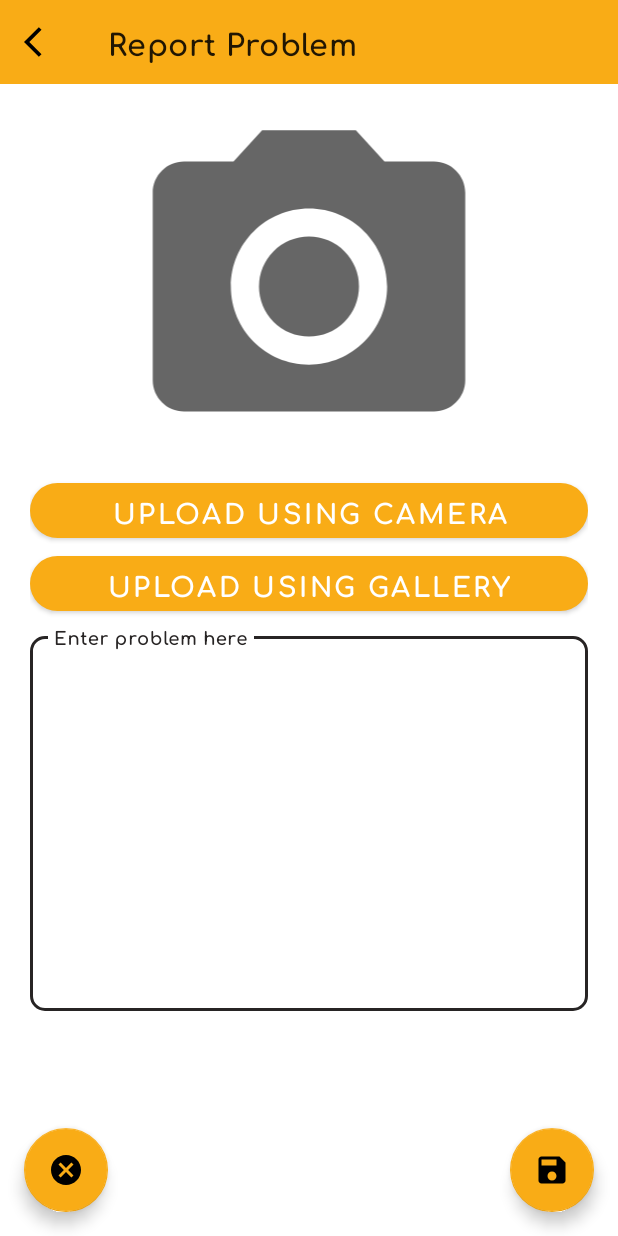
After one commit to diogo-mota99/FixityApp, an Android app: the ReportActivity screen opened directly, with no data from a screen before it, on a phone screen of 412 x 824 dp. The commit adds this screen. Run offline under Robolectric (Android 15) with nearby library versions, the phone set to English and light mode, and no system bars; pictures from the network do not load.

Commit message:
Camera And Galler Access

```diff
--- a/app/src/main/java/ipvc/estg/fixity/MapsActivity.kt
+++ b/app/src/main/java/ipvc/estg/fixity/MapsActivity.kt
@@ -136,6 +136,11 @@ class MapsActivity : AppCompatActivity(), OnMapReadyCallback {
 
         buttonReport.setOnClickListener {
             //OPEN SOMETHING TO REPORT PROBLEM
+            val intentReport = Intent(
+                this@MapsActivity,
+                ReportActivity::class.java
+            )
+            startActivity(intentReport)
         }
     }
 
--- /dev/null
+++ b/app/src/main/java/ipvc/estg/fixity/ReportActivity.kt
@@ -0,0 +1,152 @@
+package ipvc.estg.fixity
+
+import android.Manifest
+import android.content.Intent
+import android.content.pm.PackageManager
+import android.graphics.Bitmap
+import android.net.Uri
+import android.os.Build
+import android.os.Bundle
+import android.provider.MediaStore
+import android.view.MenuItem
+import android.widget.Button
+import android.widget.EditText
+import android.widget.ImageView
+import androidx.appcompat.app.AlertDialog
+import androidx.appcompat.app.AppCompatActivity
+import androidx.core.app.ActivityCompat
+import androidx.core.content.ContextCompat
+import com.google.android.material.floatingactionbutton.FloatingActionButton
+
+
+class ReportActivity : AppCompatActivity() {
+
+    private val cameraRequest = 1888
+    private val galleryRequest = 1001;
+    private val imageChoose = 1000;
+    private var imageUri: Uri? = null
+
+    lateinit var imageView: ImageView
+
+
+    override fun onCreate(savedInstanceState: Bundle?) {
+        super.onCreate(savedInstanceState)
+        setContentView(R.layout.activity_report)
+
+        setSupportActionBar(findViewById(R.id.toolbar))
+
+        // calling the action bar
+        val actionBar = supportActionBar
+
+        if (actionBar != null) {
+
+            // Customize the back button
+            actionBar.setHomeAsUpIndicator(R.drawable.ic_baseline_arrow_back_24)
+
+            // showing the back button in action bar
+            actionBar.setDisplayHomeAsUpEnabled(true)
+
+            // Set toolbar title/app title
+            actionBar.setTitle(R.string.report_problem)
+        }
+
+        val buttonSave = findViewById<FloatingActionButton>(R.id.button_addProblem)
+        val buttonCancel = findViewById<FloatingActionButton>(R.id.button_cancelAddProblem)
+        val buttonCamera = findViewById<Button>(R.id.btn_uploadFromCam)
+        val buttonGallery = findViewById<Button>(R.id.btn_uploadFromGallery)
+        imageView = findViewById(R.id.imageUpload)
+        val txtProblem = findViewById<EditText>(R.id.addProblemReport)
+
+
+        buttonCamera.setOnClickListener {
+            if (ActivityCompat.shouldShowRequestPermissionRationale(
+                    this@ReportActivity,
+                    Manifest.permission.CAMERA
+                )
+            ) {
+                val builder = AlertDialog.Builder(this@ReportActivity)
+                builder.setPositiveButton(R.string.ok) { _, _ ->
+                    ActivityCompat.requestPermissions(
+                        this,
+                        arrayOf(Manifest.permission.CAMERA),
+                        cameraRequest
+                    )
+                }
+                builder.setNegativeButton(R.string.cancel) { _, _ ->
+                }
+                builder.setTitle("Permission needed")
+                builder.setMessage("This permission is needed to report problems!")
+                builder.create().show()
+
+
+            } else {
+                ActivityCompat.requestPermissions(
+                    this,
+                    arrayOf(Manifest.permission.CAMERA),
+                    cameraRequest
+                )
+            }
+
+            if(ContextCompat.checkSelfPermission(this@ReportActivity, Manifest.permission.CAMERA) == PackageManager.PERMISSION_GRANTED) {
+                val cameraIntent = Intent(MediaStore.ACTION_IMAGE_CAPTURE)
+                startActivityForResult(cameraIntent, cameraRequest)
+            }
+        }
+
+        buttonGallery.setOnClickListener {
+            if (Build.VERSION.SDK_INT >= Build.VERSION_CODES.M) {
+                if (checkSelfPermission(Manifest.permission.READ_EXTERNAL_STORAGE) != PackageManager.PERMISSION_GRANTED) {
+                    val permissions = arrayOf(Manifest.permission.READ_EXTERNAL_STORAGE)
+                    requestPermissions(permissions, galleryRequest)
+                } else {
+                    val intent = Intent(Intent.ACTION_PICK)
+                    intent.type = "image/*"
+                    startActivityForResult(intent, imageChoose)
+                }
+            } else {
+                val intent = Intent(Intent.ACTION_PICK)
+                intent.type = "image/*"
+                startActivityForResult(intent, imageChoose)
+            }
+        }
+
+        buttonCancel.setOnClickListener {
+            finish()
+        }
+
+        buttonSave.setOnClickListener {
+            //Toast.makeText(this, txtProblem.text, Toast.LENGTH_SHORT).show()
+        }
+    }
+
+    override fun onActivityResult(requestCode: Int, resultCode: Int, data: Intent?) {
+        super.onActivityResult(requestCode, resultCode, data)
+        if (resultCode != RESULT_CANCELED) {
+            if (requestCode == cameraRequest) {
+                val photo: Bitmap = data?.extras?.get("data") as Bitmap
+                imageView.setImageBitmap(photo)
+            }
+            if (requestCode == imageChoose) {
+                imageUri = data?.data
+                imageView.setImageURI(imageUri)
+            }
+        }
+    }
+
+    // this event will enable the back
+    // function to the button on press
+    override fun onOptionsItemSelected(item: MenuItem): Boolean {
+        when (item.itemId) {
+            android.R.id.home -> {
+                finish()
+                return true
+            }
+        }
+        return super.onOptionsItemSelected(item)
+    }
+
+    override fun onBackPressed() {
+        super.onBackPressed()
+        finish()
+    }
+}
--- a/app/src/main/res/drawable/ic_baseline_arrow_back_24.xml
+++ b/app/src/main/res/drawable/ic_baseline_arrow_back_24.xml
@@ -2,10 +2,10 @@
     android:width="24dp"
     android:height="24dp"
     android:autoMirrored="true"
-    android:tint="@color/white"
+    android:tint="@color/black"
     android:viewportWidth="24"
     android:viewportHeight="24">
     <path
-        android:fillColor="@android:color/white"
+        android:fillColor="@android:color/black"
         android:pathData="M11.67,3.87L9.9,2.1 0,12l9.9,9.9 1.77,-1.77L3.54,12z" />
 </vector>
--- /dev/null
+++ b/app/src/main/res/drawable/ic_baseline_photo_camera_24.xml
@@ -0,0 +1,13 @@
+<vector xmlns:android="http://schemas.android.com/apk/res/android"
+    android:width="24dp"
+    android:height="24dp"
+    android:viewportWidth="24"
+    android:viewportHeight="24"
+    android:tint="?attr/colorControlNormal">
+  <path
+      android:fillColor="@android:color/white"
+      android:pathData="M12,12m-3.2,0a3.2,3.2 0,1 1,6.4 0a3.2,3.2 0,1 1,-6.4 0"/>
+  <path
+      android:fillColor="@android:color/white"
+      android:pathData="M9,2L7.17,4L4,4c-1.1,0 -2,0.9 -2,2v12c0,1.1 0.9,2 2,2h16c1.1,0 2,-0.9 2,-2L22,6c0,-1.1 -0.9,-2 -2,-2h-3.17L15,2L9,2zM12,17c-2.76,0 -5,-2.24 -5,-5s2.24,-5 5,-5 5,2.24 5,5 -2.24,5 -5,5z"/>
+</vector>
--- /dev/null
+++ b/app/src/main/res/layout/activity_report.xml
@@ -0,0 +1,140 @@
+<?xml version="1.0" encoding="utf-8"?>
+<RelativeLayout xmlns:android="http://schemas.android.com/apk/res/android"
+    xmlns:app="http://schemas.android.com/apk/res-auto"
+    xmlns:tools="http://schemas.android.com/tools"
+    android:layout_width="match_parent"
+    android:layout_height="match_parent"
+    tools:context=".RegisterActivity">
+
+    <include
+        android:id="@+id/include"
+        layout="@layout/toolbar" />
+
+    <RelativeLayout
+        android:layout_width="wrap_content"
+        android:layout_height="match_parent"
+        android:layout_above="@+id/button_addProblem"
+        android:layout_below="@+id/include"
+        android:paddingLeft="20dp"
+        android:paddingRight="20dp">
+
+        <ImageView
+            android:id="@+id/imageUpload"
+            android:layout_width="fill_parent"
+            android:layout_height="250dp"
+            android:layout_alignParentStart="true"
+            android:layout_alignParentLeft="true"
+            android:layout_alignParentTop="true"
+            android:layout_alignParentEnd="true"
+            android:layout_alignParentRight="true"
+            android:layout_marginTop="10dp"
+            android:contentDescription="@string/uploadPhoto"
+            android:foregroundGravity="center"
+            android:src="@drawable/ic_baseline_photo_camera_24" />
+
+        <com.google.android.material.button.MaterialButton
+            android:id="@+id/btn_uploadFromCam"
+            android:layout_width="wrap_content"
+            android:layout_height="wrap_content"
+            android:layout_below="@+id/imageUpload"
+            android:layout_alignParentStart="true"
+            android:layout_alignParentLeft="true"
+            android:layout_alignParentEnd="true"
+            android:layout_alignParentRight="true"
+            android:layout_centerHorizontal="true"
+            android:fontFamily="@font/comfortaa_bold"
+            android:text="@string/upload_from_cam"
+            android:textColor="#fff"
+            android:textSize="18sp"
+            app:backgroundTint="#f9ac16"
+            app:cornerRadius="30dp"
+            app:drawableTint="@color/myBlack" />
+
+        <com.google.android.material.button.MaterialButton
+            android:id="@+id/btn_uploadFromGallery"
+            android:layout_width="wrap_content"
+            android:layout_height="wrap_content"
+            android:layout_below="@+id/btn_uploadFromCam"
+            android:layout_alignParentStart="true"
+            android:layout_alignParentLeft="true"
+            android:layout_alignParentEnd="true"
+            android:layout_alignParentRight="true"
+            android:fontFamily="@font/comfortaa_bold"
+            android:text="@string/upload_from_gallery"
+            android:textColor="#fff"
+            android:textSize="18sp"
+            app:backgroundTint="#f9ac16"
+            app:cornerRadius="30dp"
+            app:drawableTint="@color/myBlack" />
+
+        <com.google.android.material.textfield.TextInputLayout
+            android:id="@+id/reportProblemText"
+            style="@style/Widget.MaterialComponents.TextInputLayout.OutlinedBox"
+            android:layout_width="match_parent"
+            android:layout_height="wrap_content"
+            android:layout_below="@+id/btn_uploadFromGallery"
+            android:layout_marginTop="5dp"
+            android:fontFamily="@font/comfortaa_bold"
+            android:hint="@string/enter_problem_here"
+            android:inputType="textMultiLine"
+            android:shadowColor="@color/black"
+            android:textColor="@color/black"
+            android:textColorHint="@color/myBlack"
+            android:textSize="15sp"
+            app:boxCornerRadiusBottomEnd="10dp"
+            app:boxCornerRadiusBottomStart="10dp"
+            app:boxCornerRadiusTopEnd="10dp"
+            app:boxCornerRadiusTopStart="10dp"
+            app:boxStrokeColor="@color/myBlack"
+            app:hintTextColor="@color/myBlack">
+
+            <com.google.android.material.textfield.TextInputEditText
+                android:id="@+id/addProblemReport"
+                android:layout_width="match_parent"
+                android:layout_height="wrap_content"
+                android:minHeight="250dp"
+                android:textColor="@color/black" />
+        </com.google.android.material.textfield.TextInputLayout>
+
+
+    </RelativeLayout>
+
+    <com.google.android.material.floatingactionbutton.FloatingActionButton
+        android:id="@+id/button_addProblem"
+        android:layout_width="wrap_content"
+        android:layout_height="wrap_content"
+        android:layout_alignParentEnd="true"
+        android:layout_alignParentRight="true"
+        android:layout_alignParentBottom="true"
+        android:layout_marginStart="16dp"
+        android:layout_marginLeft="16dp"
+        android:layout_marginTop="16dp"
+        android:layout_marginEnd="16dp"
+        android:layout_marginRight="16dp"
+        android:layout_marginBottom="16dp"
+        android:contentDescription="@string/add_problem"
+        android:src="@drawable/ic_baseline_save_24"
+        app:backgroundTint="#f9ac16"
+        app:layout_constraintBottom_toBottomOf="parent"
+        app:layout_constraintEnd_toEndOf="parent" />
+
+    <com.google.android.material.floatingactionbutton.FloatingActionButton
+        android:id="@+id/button_cancelAddProblem"
+        android:layout_width="wrap_content"
+        android:layout_height="wrap_content"
+        android:layout_alignParentStart="true"
+        android:layout_alignParentLeft="true"
+        android:layout_alignParentBottom="true"
+        android:layout_marginStart="16dp"
+        android:layout_marginLeft="16dp"
+        android:layout_marginTop="16dp"
+        android:layout_marginEnd="16dp"
+        android:layout_marginRight="16dp"
+        android:layout_marginBottom="16dp"
+        android:contentDescription="@string/cancel_report"
+        android:src="@drawable/ic_baseline_cancel_24"
+        app:backgroundTint="#f9ac16"
+        app:layout_constraintBottom_toBottomOf="parent"
+        app:layout_constraintStart_toStartOf="parent" />
+
+</RelativeLayout>
--- a/app/src/main/res/values/strings.xml
+++ b/app/src/main/res/values/strings.xml
@@ -59,4 +59,10 @@
     <string name="settings">Settings</string>
     <string name="report_problem">Report Problem</string>
     <string name="menuMap">Menu Map</string>
+    <string name="uploadPhoto">Upload Photo</string>
+    <string name="upload_from_cam">Upload using camera</string>
+    <string name="upload_from_gallery">Upload using gallery</string>
+    <string name="enter_problem_here">Enter problem here</string>
+    <string name="add_problem" translatable="false">add problem</string>
+    <string name="cancel_report" translatable="false">cancel report</string>
 </resources>
```
Also changed, not shown: app/src/main/AndroidManifest.xml (+7 -2 lines), 1 other file.
